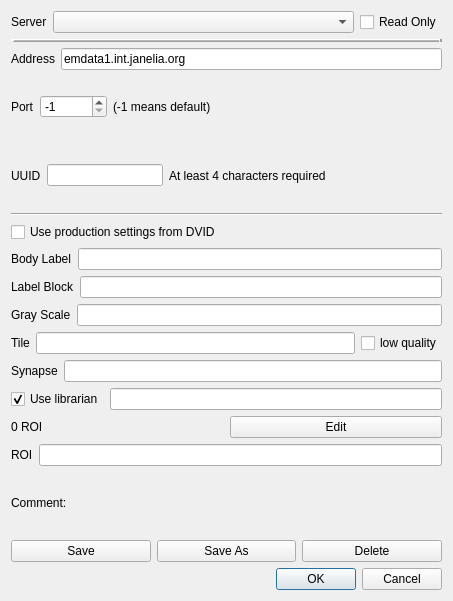
The window that neurolabi/gui/dialogs/zdviddialog.ui (janelia-flyem/NeuTu) describes before a commit, drawn with Qt 5.
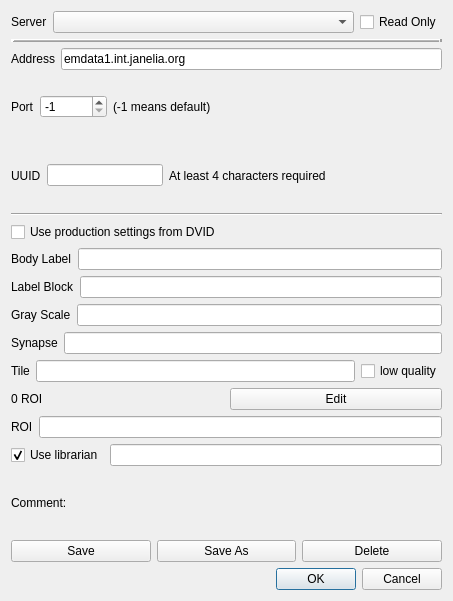
The same window after the commit.

```diff
--- a/neurolabi/gui/dialogs/zdviddialog.ui
+++ b/neurolabi/gui/dialogs/zdviddialog.ui
@@ -220,6 +220,20 @@
      </item>
     </layout>
    </item>
+   <item>
+    <layout class="QHBoxLayout" name="horizontalLayout_12">
+     <item>
+      <widget class="QLabel" name="synapseLabel">
+       <property name="text">
+        <string>Synapse</string>
+       </property>
+      </widget>
+     </item>
+     <item>
+      <widget class="QLineEdit" name="synapseLineEdit"/>
+     </item>
+    </layout>
+   </item>
    <item>
     <layout class="QHBoxLayout" name="horizontalLayout_5">
      <item>
@@ -244,37 +258,6 @@
      </item>
     </layout>
    </item>
-   <item>
-    <layout class="QHBoxLayout" name="horizontalLayout_12">
-     <item>
-      <widget class="QLabel" name="label_11">
-       <property name="text">
-        <string>Synapse</string>
-       </property>
-      </widget>
-     </item>
-     <item>
-      <widget class="QLineEdit" name="synapseLineEdit"/>
-     </item>
-    </layout>
-   </item>
-   <item>
-    <layout class="QHBoxLayout" name="horizontalLayout_15">
-     <item>
-      <widget class="QCheckBox" name="librarianCheckBox">
-       <property name="text">
-        <string>Use librarian</string>
-       </property>
-       <property name="checked">
-        <bool>true</bool>
-       </property>
-      </widget>
-     </item>
-     <item>
-      <widget class="QLineEdit" name="librarianLineEdit"/>
-     </item>
-    </layout>
-   </item>
    <item>
     <layout class="QHBoxLayout" name="horizontalLayout_13">
      <item>
@@ -307,6 +290,23 @@
      </item>
     </layout>
    </item>
+   <item>
+    <layout class="QHBoxLayout" name="horizontalLayout_15">
+     <item>
+      <widget class="QCheckBox" name="librarianCheckBox">
+       <property name="text">
+        <string>Use librarian</string>
+       </property>
+       <property name="checked">
+        <bool>true</bool>
+       </property>
+      </widget>
+     </item>
+     <item>
+      <widget class="QLineEdit" name="librarianLineEdit"/>
+     </item>
+    </layout>
+   </item>
    <item>
     <layout class="QHBoxLayout" name="horizontalLayout_6">
      <item>
```
Left out of the diff: 8 changed lines with no effect on the pictures.
